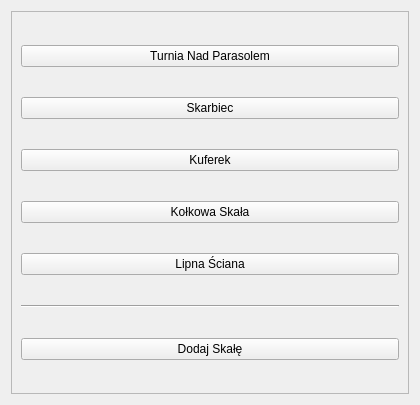
Old version of the form listaskal.ui in the repository SzaryKarton/Kamyczki-.
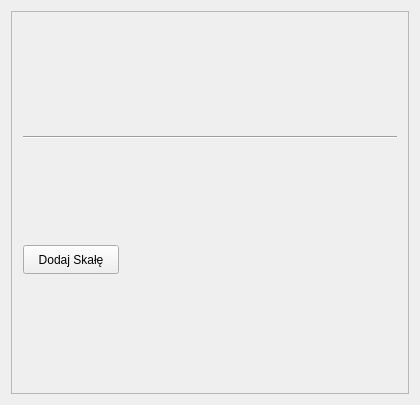
New version of the form.

```diff
--- a/listaskal.ui
+++ b/listaskal.ui
@@ -28,57 +28,32 @@
         <height>381</height>
        </rect>
       </property>
-      <layout class="QVBoxLayout" name="verticalLayout_2">
-       <item>
-        <widget class="QPushButton" name="skala1Button">
-         <property name="text">
-          <string>Turnia Nad Parasolem</string>
-         </property>
-        </widget>
-       </item>
-       <item>
-        <widget class="QPushButton" name="pushButton">
-         <property name="text">
-          <string>Skarbiec</string>
-         </property>
-        </widget>
-       </item>
-       <item>
-        <widget class="QPushButton" name="pushButton_2">
-         <property name="text">
-          <string>Kuferek</string>
-         </property>
-        </widget>
-       </item>
-       <item>
-        <widget class="QPushButton" name="pushButton_5">
-         <property name="text">
-          <string>Kołkowa Skała</string>
-         </property>
-        </widget>
-       </item>
-       <item>
-        <widget class="QPushButton" name="pushButton_3">
-         <property name="text">
-          <string>Lipna Ściana</string>
-         </property>
-        </widget>
-       </item>
-       <item>
         <widget class="Line" name="line">
+       <property name="geometry">
+        <rect>
+         <x>11</x>
+         <y>117</y>
+         <width>374</width>
+         <height>16</height>
+        </rect>
+       </property>
          <property name="orientation">
           <enum>Qt::Orientation::Horizontal</enum>
          </property>
         </widget>
-       </item>
-       <item>
         <widget class="QPushButton" name="pushButton_4">
+       <property name="geometry">
+        <rect>
+         <x>11</x>
+         <y>233</y>
+         <width>96</width>
+         <height>29</height>
+        </rect>
+       </property>
          <property name="text">
           <string>Dodaj Skałę</string>
          </property>
         </widget>
-       </item>
-      </layout>
      </widget>
     </widget>
    </item>
```
Lines whose indentation alone changed are shown as unchanged.
